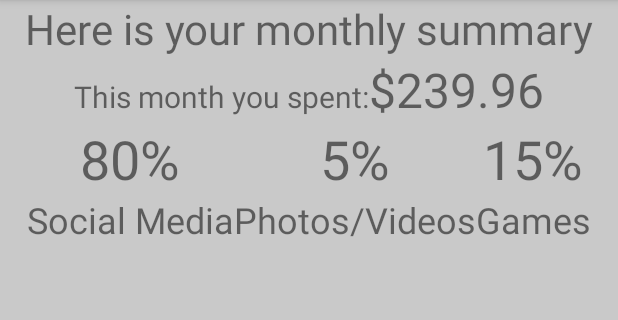
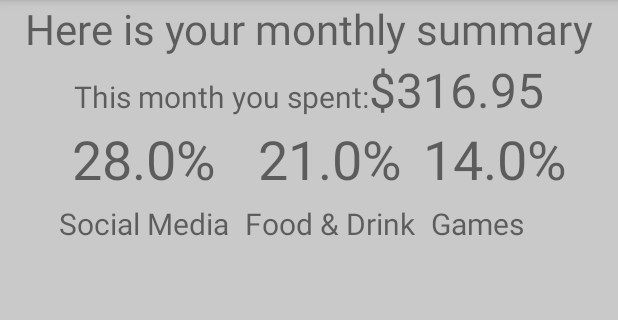
Before and after one commit to thaovyvan/PiggyBank, an Android app: the summaryActivity screen opened directly, with no data from a screen before it, on a phone screen of 412 x 824 dp, the part 84-404 px from its top. Run offline under Robolectric (Android 15) with nearby library versions, the phone set to English and light mode, and no system bars.

Commit message:
percentages work

```diff
--- a/app/src/main/assets/transactions-json.json
+++ b/app/src/main/assets/transactions-json.json
@@ -4,6 +4,12 @@
     "cost": "$25.99",
     "date": "12/12/19",
     "type": "Storage"
+  },
+  {
+    "name": "Uber Eats",
+    "cost": "$76.99",
+    "date": "12/10/19",
+    "type": "Food & Drink"
   },
   {
     "name": "VSCO",
--- a/app/src/main/java/com/example/piggybank_app/summaryActivity.java
+++ b/app/src/main/java/com/example/piggybank_app/summaryActivity.java
@@ -15,6 +15,7 @@ import java.io.InputStream;
 import java.util.ArrayList;
 import java.util.Collections;
 import java.util.HashMap;
+import java.util.Set;
 
 public class summaryActivity extends AppCompatActivity {
     private TextView monthlySpending;
@@ -46,39 +47,50 @@ public class summaryActivity extends AppCompatActivity {
             String tempMonthly = get_monthly(getArray);
             monthlySpending.setText(tempMonthly);
 
-            //percentages = get_percentages(getArray);
+            percentages = get_percentages(getArray);
         } catch (JSONException e) {
             e.printStackTrace();
         }
-//
-//        float max = Collections.max(percentages.values());
-//        int percentTemp = (int) max*100;
-//        for (String key : percentages.keySet()) {
-//            if (percentages.get(key) == max) {
-//                firstPercentage.setText(percentTemp + "%");
-//                firstPercent.setText(key);
-//                percentages.remove(key);
-//            }
-//        }
-//
-//        max = Collections.max(percentages.values());
-//        percentTemp = (int) max*100;
-//        for (String key : percentages.keySet()) {
-//            if (percentages.get(key) == max) {
-//                secondPercentage.setText(percentTemp + "%");
-//                secondPercent.setText(key);
-//                percentages.remove(key);
-//            }
-//        }
-//
-//        max = Collections.max(percentages.values());
-//        percentTemp = (int) max*100;
-//        for (String key : percentages.keySet()) {
-//            if (percentages.get(key) == max) {
-//                thirdPercentage.setText(percentTemp + "%");
-//                thirdPercent.setText(key);
-//            }
-//        }
+
+        float max = Collections.max(percentages.values());
+        float percentTemp = max*100;
+        ArrayList<String> tempSet = new ArrayList<String>(percentages.keySet());
+        for (int i=0; i<tempSet.size(); i++) {
+            String key = tempSet.get(i);
+            if (percentages.get(key) == max) {
+                percentTemp = (int) percentTemp;
+                firstPercentage.setText(percentTemp + "%");
+                firstPercent.setText(key);
+                percentages.remove(key);
+            }
+        }
+
+        System.out.println(percentages.values());
+
+        max = Collections.max(percentages.values());
+        percentTemp = max*100;
+        tempSet = new ArrayList<String>(percentages.keySet());
+        for (int i=0; i<tempSet.size(); i++) {
+            String key = tempSet.get(i);
+            if (percentages.get(key) == max) {
+                percentTemp = (int) percentTemp;
+                secondPercentage.setText(percentTemp + "%");
+                secondPercent.setText(key);
+                percentages.remove(key);
+            }
+        }
+
+        max = Collections.max(percentages.values());
+        percentTemp = max*100;
+        tempSet = new ArrayList<String>(percentages.keySet());
+        for (int i=0; i<tempSet.size(); i++) {
+            String key = tempSet.get(i);
+            if (percentages.get(key) == max) {
+                percentTemp = (int) percentTemp;
+                thirdPercentage.setText(percentTemp + "%");
+                thirdPercent.setText(key);
+            }
+        }
     }
 
     public String loadJSONFromAsset() {
@@ -112,32 +124,35 @@ public class summaryActivity extends AppCompatActivity {
         return returnString;
     }
 
-//    public HashMap<String, Float> get_percentages(JSONArray array) throws JSONException {
-//        float total = array.length()-1;
-//        HashMap<String, Float> returnMap = new HashMap<String, Float>();
-//        HashMap<String, Integer> frequencyTransactions = new HashMap<String, Integer>();
-//        for (int i=0; i<array.length(); i++) {
-//            JSONObject currObject = array.getJSONObject(i);
-//            String type = currObject.getString("type");
-//            if (frequencyTransactions.containsKey(type)) {
-//                Integer val = frequencyTransactions.get(type);
-//                frequencyTransactions.put(type, val + 1);
-//            }
-//            else {
-//                frequencyTransactions.put(type, 1);
-//            }
-//        }
-//        for (int i=0; i<3; i++) {
-//            int max = Collections.max(frequencyTransactions.values());
-//            System.out.println(frequencyTransactions.keySet() + "BANANA");
-//            for (String key : frequencyTransactions.keySet()) {
-//                if (frequencyTransactions.get(key) == max) {
-//                    returnMap.put(key, max/total);
-//                    frequencyTransactions.remove(key);
-//                }
-//            }
-//        }
-//        System.out.println("PEACHES AND MANGO" + returnMap);
-//        return returnMap;
-//    }
+    public HashMap<String, Float> get_percentages(JSONArray array) throws JSONException {
+        float total = array.length()-1;
+        HashMap<String, Float> returnMap = new HashMap<String, Float>();
+        HashMap<String, Integer> frequencyTransactions = new HashMap<String, Integer>();
+        ArrayList<String> types = new ArrayList<String>();
+        for (int i=0; i<array.length(); i++) {
+            JSONObject currObject = array.getJSONObject(i);
+            String type = currObject.getString("type");
+            if (frequencyTransactions.containsKey(type)) {
+                Integer val = frequencyTransactions.get(type);
+                frequencyTransactions.put(type, val + 1);
+            }
+            else {
+                frequencyTransactions.put(type, 1);
+                types.add(type);
+            }
+        }
+        for (int i=0; i<3; i++) {
+            int max = Collections.max(frequencyTransactions.values());
+            for (int j=0; j<types.size(); j++) {
+                String key = types.get(j);
+                if (frequencyTransactions.get(key) == max) {
+                    returnMap.put(key, max/total);
+                    frequencyTransactions.remove(key);
+                    types.remove(key);
+                }
+            }
+        }
+        System.out.println("PEACHES AND MANGO" + returnMap);
+        return returnMap;
+    }
 }
--- a/app/src/main/res/layout/activity_summary.xml
+++ b/app/src/main/res/layout/activity_summary.xml
@@ -69,17 +69,20 @@
             <TextView
                 android:id="@+id/firstPercentLabel"
                 android:text="Social Media"
-                android:textSize="24sp"/>
+                android:layout_margin="5dp"
+                android:textSize="20sp"/>
 
             <TextView
                 android:id="@+id/secondPercentLabel"
                 android:text="Photos/Videos"
-                android:textSize="24sp"/>
+                android:layout_margin="5dp"
+                android:textSize="20sp"/>
 
             <TextView
                 android:id="@+id/thirdPercentLabel"
                 android:text="Games"
-                android:textSize="24sp"/>
+                android:layout_margin="5dp"
+                android:textSize="20sp"/>
         </TableRow>
     </TableLayout>
 
```
